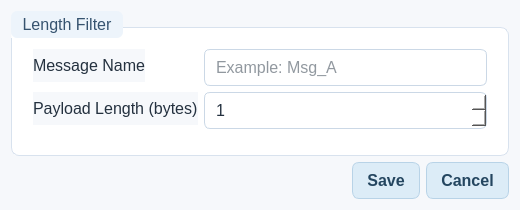
Before: the Qt Designer form forms/MessageDefinitionDialog.ui in rohityaduvxnshi/pcapfile, drawn with Qt 5.
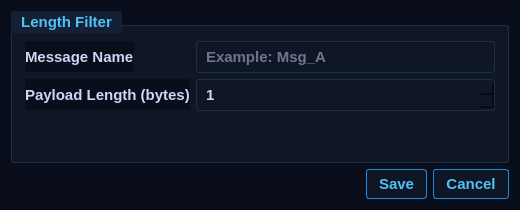
After: the same form once the commit is applied.

What changed in the file:
```diff
--- a/forms/MessageDefinitionDialog.ui
+++ b/forms/MessageDefinitionDialog.ui
@@ -4,7 +4,7 @@
  <widget class="QDialog" name="MessageDefinitionDialog">
   <property name="geometry"><rect><x>0</x><y>0</y><width>520</width><height>210</height></rect></property>
   <property name="windowTitle"><string>Message Definition</string></property>
-  <property name="styleSheet"><string>QWidget{font-family:&quot;Segoe UI&quot;,&quot;Noto Sans&quot;,Arial;font-size:12pt;color:#24313f;background-color:#f6f8fb;}QDialog{background-color:#f6f8fb;}QGroupBox{background-color:#ffffff;border:1px solid #d8e2ee;border-radius:8px;margin-top:16px;padding:12px;}QGroupBox::title{subcontrol-origin:margin;subcontrol-position:top left;padding:4px 9px;color:#36536f;background-color:#edf4fb;border-radius:6px;font-weight:600;}QLineEdit,QSpinBox{background-color:#ffffff;border:1px solid #cbd8e6;border-radius:6px;padding:7px 9px;selection-background-color:#b9d7f0;}QLineEdit:focus,QSpinBox:focus{border:1px solid #7aa7c7;background-color:#fbfdff;}QPushButton{background-color:#dcecf7;border:1px solid #b8d3e7;border-radius:7px;padding:8px 14px;color:#244660;font-weight:600;}QPushButton:hover{background-color:#cfe4f3;}</string></property>
+  <property name="styleSheet"><string>QWidget{font-family:&quot;Bahnschrift&quot;,&quot;Arial Narrow&quot;,Arial;font-size:11pt;font-weight:600;color:#ccd6f6;background-color:#0a0e1a;}QDialog{background-color:#0a0e1a;}QGroupBox{background-color:#0f1626;border:1px solid #1e2d4a;border-radius:3px;margin-top:14px;padding:6px 4px;}QGroupBox::title{subcontrol-origin:margin;subcontrol-position:top left;padding:2px 8px;color:#4fc3f7;background-color:#162035;border-radius:2px;font-weight:700;}QLineEdit,QSpinBox{background-color:#0f1626;border:1px solid #1e2d4a;border-radius:3px;padding:5px 7px;color:#ccd6f6;selection-background-color:#1c3a6e;}QLineEdit:focus,QSpinBox:focus{border:1px solid #1e88e5;}QPushButton{background-color:#0f1626;border:1px solid #1e88e5;border-radius:3px;padding:5px 12px;color:#4fc3f7;font-weight:700;}QPushButton:hover{background-color:#1c3a6e;color:#ffffff;}QPushButton:pressed{background-color:#1565c0;}</string></property>
   <layout class="QVBoxLayout" name="mainLayout">
    <item>
     <widget class="QGroupBox" name="definitionGroup">
```
